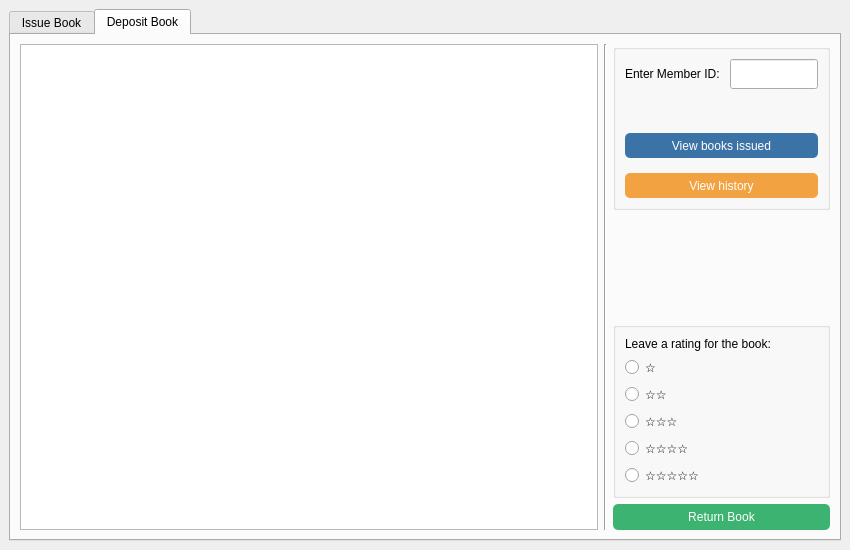
Above: GeneratedUI/uifiles/myapp.ui from ayushr01/Library-Management-System before the change. Below: the same form after it.
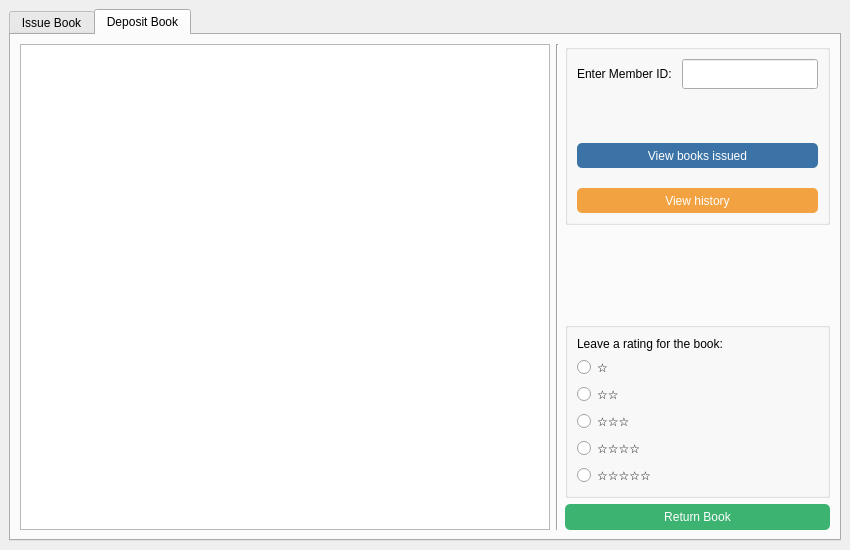
That is the form after the change. The open tabs and pages were chosen to show the change.

Commit message: More visual changes to main app

What changed in the file:
```diff
--- a/GeneratedUI/uifiles/myapp.ui
+++ b/GeneratedUI/uifiles/myapp.ui
@@ -298,7 +298,7 @@
        <attribute name="title">
         <string>Deposit Book</string>
        </attribute>
-       <layout class="QHBoxLayout" name="horizontalLayout_3" stretch="8,0,3">
+       <layout class="QHBoxLayout" name="horizontalLayout_3" stretch="2,0,1">
         <item>
          <widget class="QListWidget" name="returnbooklist"/>
         </item>
@@ -315,7 +315,7 @@
            <widget class="QGroupBox" name="toprightbox">
             <layout class="QVBoxLayout" name="memberlayout">
              <property name="spacing">
-              <number>15</number>
+              <number>20</number>
              </property>
              <item>
               <layout class="QHBoxLayout" name="enterlayout">
@@ -357,6 +357,9 @@
                <property name="alignment">
                 <set>Qt::AlignCenter</set>
                </property>
+               <property name="wordWrap">
+                <bool>true</bool>
+               </property>
               </widget>
              </item>
              <item>
```
Left out of the diff: 6 changed lines with no effect on the pictures. The commit also changes 2 other files.
